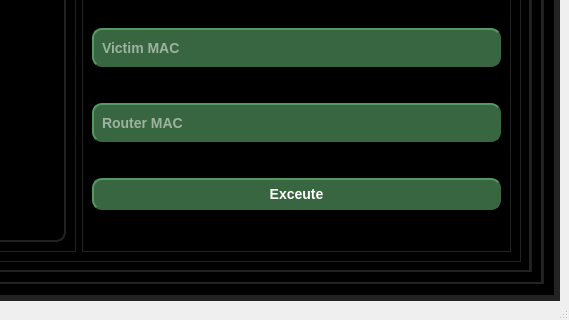
Before: the Qt Designer form GUI/app.ui in Graduti0n-Pr0ject/pen-testing-Program, drawn with Qt 5; both pictures show x 550 to 1119 and y 355 to 675 of the 1119 by 675 pixel window.
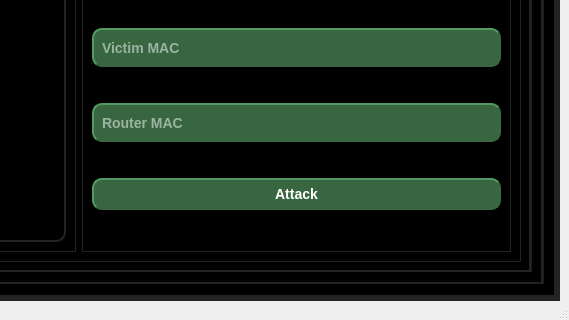
After: the same form once the commit is applied. Icons and pictures are not drawn.

The edit to the form file:
```diff
--- a/GUI/app.ui
+++ b/GUI/app.ui
@@ -1475,7 +1475,7 @@
 color: white;</string>
                           </property>
                           <property name="text">
-                           <string>Exceute</string>
+                           <string>Attack</string>
                           </property>
                          </widget>
                         </item>
```
Left out of the diff: 12 changed lines with no effect on the pictures.
